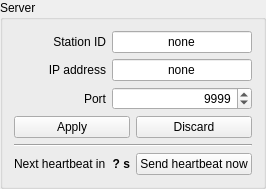
This is widgets/qserver.ui in AMOS-uniba/amos-client as Qt 5 draws it before an edit. The edited form follows.
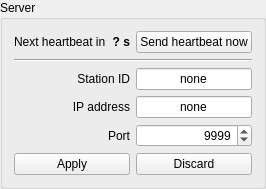
This is the edited form.

Commit message: Breaking up QStation to QCamera

The edit to the form file:
```diff
--- a/widgets/qserver.ui
+++ b/widgets/qserver.ui
@@ -6,12 +6,12 @@
    <rect>
     <x>0</x>
     <y>0</y>
-    <width>266</width>
-    <height>174</height>
+    <width>240</width>
+    <height>172</height>
    </rect>
   </property>
   <property name="sizePolicy">
-   <sizepolicy hsizetype="Preferred" vsizetype="Fixed">
+   <sizepolicy hsizetype="Preferred" vsizetype="Preferred">
     <horstretch>0</horstretch>
     <verstretch>0</verstretch>
    </sizepolicy>
@@ -24,42 +24,12 @@
   </property>
   <layout class="QGridLayout" name="gridLayout">
    <item row="0" column="0">
-    <widget class="QLabel" name="lx_station_id">
-     <property name="sizePolicy">
-      <sizepolicy hsizetype="Preferred" vsizetype="Preferred">
-       <horstretch>1</horstretch>
-       <verstretch>0</verstretch>
-      </sizepolicy>
-     </property>
-     <property name="text">
-      <string>Station ID</string>
-     </property>
-     <property name="alignment">
-      <set>Qt::AlignRight|Qt::AlignTrailing|Qt::AlignVCenter</set>
-     </property>
-    </widget>
-   </item>
-   <item row="2" column="0">
-    <widget class="QLabel" name="lx_port">
-     <property name="sizePolicy">
-      <sizepolicy hsizetype="Preferred" vsizetype="Preferred">
-       <horstretch>1</horstretch>
-       <verstretch>0</verstretch>
-      </sizepolicy>
-     </property>
-     <property name="text">
-      <string>Port</string>
-     </property>
-     <property name="alignment">
-      <set>Qt::AlignRight|Qt::AlignTrailing|Qt::AlignVCenter</set>
-     </property>
-    </widget>
-   </item>
-   <item row="5" column="0">
+    <layout class="QHBoxLayout" name="lo_countdown">
+     <item>
     <widget class="QLabel" name="lx_countdown">
      <property name="sizePolicy">
       <sizepolicy hsizetype="Preferred" vsizetype="Preferred">
-       <horstretch>1</horstretch>
+         <horstretch>10</horstretch>
        <verstretch>0</verstretch>
       </sizepolicy>
      </property>
@@ -68,36 +38,7 @@
      </property>
     </widget>
    </item>
-   <item row="1" column="0">
-    <widget class="QLabel" name="lx_ip">
-     <property name="sizePolicy">
-      <sizepolicy hsizetype="Preferred" vsizetype="Preferred">
-       <horstretch>1</horstretch>
-       <verstretch>0</verstretch>
-      </sizepolicy>
-     </property>
-     <property name="text">
-      <string>IP address</string>
-     </property>
-     <property name="alignment">
-      <set>Qt::AlignRight|Qt::AlignTrailing|Qt::AlignVCenter</set>
-     </property>
-    </widget>
-   </item>
-   <item row="5" column="2">
-    <widget class="QPushButton" name="bt_send_heartbeat">
-     <property name="sizePolicy">
-      <sizepolicy hsizetype="Minimum" vsizetype="Fixed">
-       <horstretch>2</horstretch>
-       <verstretch>0</verstretch>
-      </sizepolicy>
-     </property>
-     <property name="text">
-      <string>Send heartbeat now</string>
-     </property>
-    </widget>
-   </item>
-   <item row="5" column="1">
+     <item>
     <widget class="QLabel" name="lb_countdown">
      <property name="sizePolicy">
       <sizepolicy hsizetype="Preferred" vsizetype="Preferred">
@@ -119,32 +60,30 @@
      </property>
     </widget>
    </item>
-   <item row="4" column="0" colspan="3">
+    </layout>
+   </item>
+   <item row="1" column="0" colspan="2">
     <widget class="Line" name="line">
      <property name="orientation">
       <enum>Qt::Horizontal</enum>
      </property>
     </widget>
    </item>
-   <item row="3" column="0" colspan="3">
-    <layout class="QHBoxLayout" name="hl_buttons">
-     <item>
-      <widget class="QPushButton" name="bt_apply">
-       <property name="text">
-        <string>Apply</string>
-       </property>
-      </widget>
-     </item>
-     <item>
+   <item row="5" column="1">
       <widget class="QPushButton" name="bt_discard">
        <property name="text">
         <string>Discard</string>
        </property>
       </widget>
      </item>
-    </layout>
+   <item row="5" column="0">
+    <widget class="QPushButton" name="bt_apply">
+     <property name="text">
+      <string>Apply</string>
+     </property>
+    </widget>
    </item>
-   <item row="1" column="1" colspan="2">
+   <item row="3" column="1">
     <widget class="QLineEdit" name="le_ip">
      <property name="sizePolicy">
       <sizepolicy hsizetype="Preferred" vsizetype="Fixed">
@@ -166,7 +105,87 @@
      </property>
     </widget>
    </item>
-   <item row="2" column="1" colspan="2">
+   <item row="2" column="0">
+    <widget class="QLabel" name="lx_station_id">
+     <property name="sizePolicy">
+      <sizepolicy hsizetype="Preferred" vsizetype="Preferred">
+       <horstretch>1</horstretch>
+       <verstretch>0</verstretch>
+      </sizepolicy>
+     </property>
+     <property name="text">
+      <string>Station ID</string>
+     </property>
+     <property name="alignment">
+      <set>Qt::AlignRight|Qt::AlignTrailing|Qt::AlignVCenter</set>
+     </property>
+    </widget>
+   </item>
+   <item row="0" column="1">
+    <widget class="QPushButton" name="bt_send_heartbeat">
+     <property name="sizePolicy">
+      <sizepolicy hsizetype="Minimum" vsizetype="Fixed">
+       <horstretch>0</horstretch>
+       <verstretch>0</verstretch>
+      </sizepolicy>
+     </property>
+     <property name="text">
+      <string>Send heartbeat now</string>
+     </property>
+    </widget>
+   </item>
+   <item row="4" column="0">
+    <widget class="QLabel" name="lx_port">
+     <property name="sizePolicy">
+      <sizepolicy hsizetype="Preferred" vsizetype="Preferred">
+       <horstretch>1</horstretch>
+       <verstretch>0</verstretch>
+      </sizepolicy>
+     </property>
+     <property name="text">
+      <string>Port</string>
+     </property>
+     <property name="alignment">
+      <set>Qt::AlignRight|Qt::AlignTrailing|Qt::AlignVCenter</set>
+     </property>
+    </widget>
+   </item>
+   <item row="3" column="0">
+    <widget class="QLabel" name="lx_ip">
+     <property name="sizePolicy">
+      <sizepolicy hsizetype="Preferred" vsizetype="Preferred">
+       <horstretch>1</horstretch>
+       <verstretch>0</verstretch>
+      </sizepolicy>
+     </property>
+     <property name="text">
+      <string>IP address</string>
+     </property>
+     <property name="alignment">
+      <set>Qt::AlignRight|Qt::AlignTrailing|Qt::AlignVCenter</set>
+     </property>
+    </widget>
+   </item>
+   <item row="2" column="1">
+    <widget class="QLineEdit" name="le_station_id">
+     <property name="sizePolicy">
+      <sizepolicy hsizetype="Preferred" vsizetype="Fixed">
+       <horstretch>1</horstretch>
+       <verstretch>0</verstretch>
+      </sizepolicy>
+     </property>
+     <property name="text">
+      <string>none</string>
+     </property>
+     <property name="maxLength">
+      <number>4</number>
+     </property>
+     <property name="alignment">
+      <set>Qt::AlignCenter</set>
+     </property>
+    </widget>
+   </item>
+   <item row="4" column="1">
     <widget class="QSpinBox" name="sb_port">
      <property name="sizePolicy">
       <sizepolicy hsizetype="Preferred" vsizetype="Fixed">
@@ -191,25 +210,6 @@
      </property>
     </widget>
    </item>
-   <item row="0" column="1" colspan="2">
-    <widget class="QLineEdit" name="le_station_id">
-     <property name="sizePolicy">
-      <sizepolicy hsizetype="Preferred" vsizetype="Fixed">
-       <horstretch>1</horstretch>
-       <verstretch>0</verstretch>
-      </sizepolicy>
-     </property>
-     <property name="text">
-      <string>none</string>
-     </property>
-     <property name="maxLength">
-      <number>4</number>
-     </property>
-     <property name="alignment">
-      <set>Qt::AlignCenter</set>
-     </property>
-    </widget>
-   </item>
   </layout>
  </widget>
  <tabstops>
```
Left out of the diff: 2 changed lines with no effect on the pictures. Lines whose indentation alone changed are shown as unchanged. The commit also changes 29 other files.
